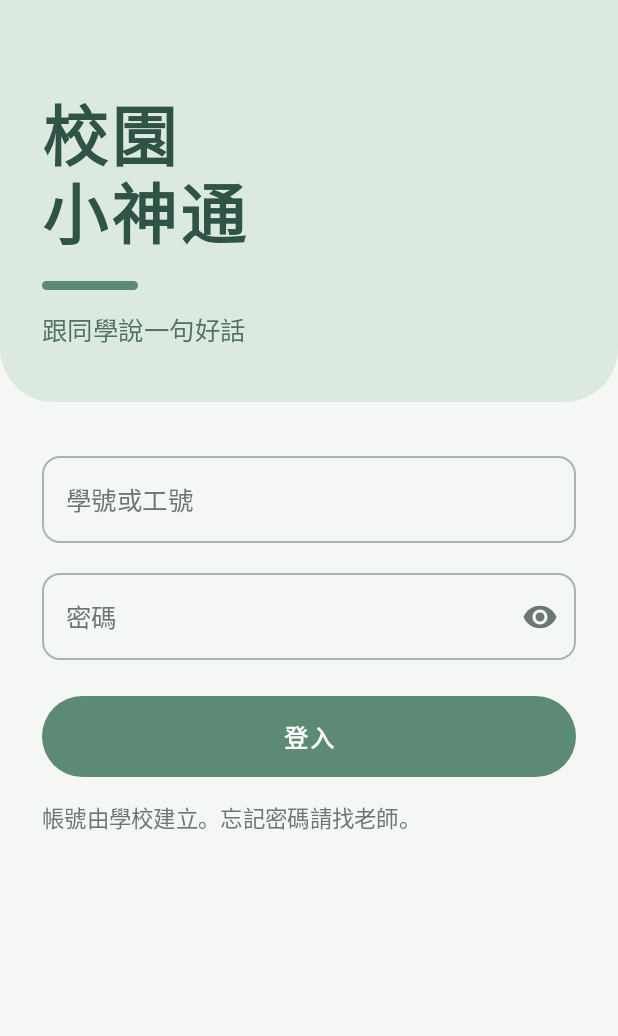
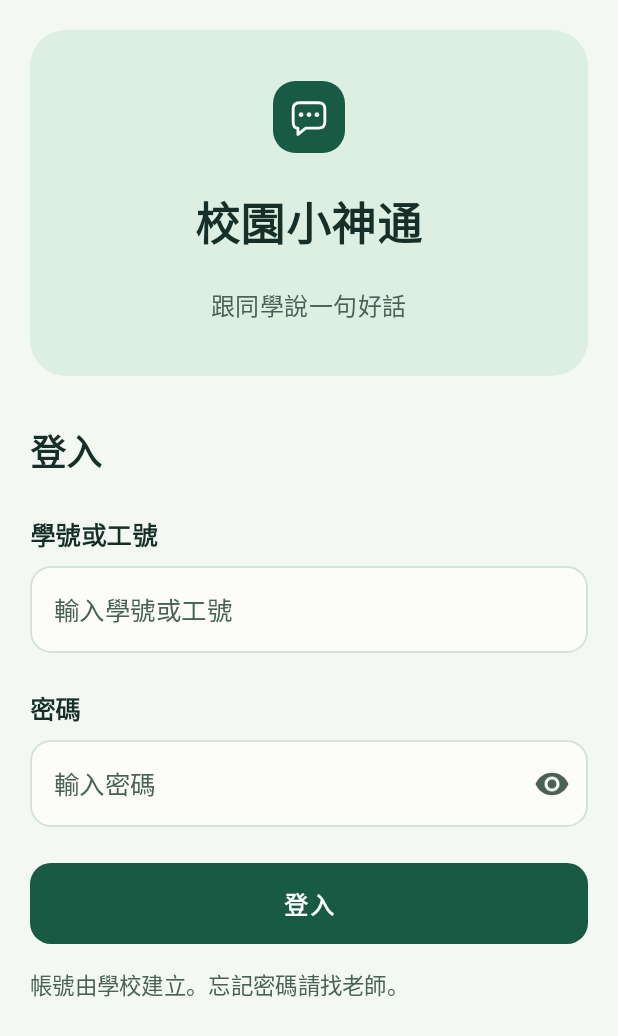
Before and after one commit to jimmyhsu0922/IM_Project, an Android app built with Jetpack Compose: the screen it shows after launch (MainActivity), on a phone screen of 412 x 824 dp. Shown: the top 1036 px of the screen. Run offline under Robolectric (Android 15) with nearby library versions, the phone set to English and light mode, and no system bars; our stand-ins replace Firebase (no records; nobody signed in at launch, a user with empty details on screens opened directly).

Commit message:
修正老師鍵盤間距、固定淺色模式、依角色顯示頭像、示範老師改用全名

```diff
--- a/app/src/main/AndroidManifest.xml
+++ b/app/src/main/AndroidManifest.xml
@@ -16,6 +16,7 @@
         <activity
             android:name=".MainActivity"
             android:exported="true"
+            android:windowSoftInputMode="adjustResize"
             android:label="@string/app_name"
             android:theme="@style/Theme.IMProject">
             <intent-filter>
--- a/app/src/main/java/com/example/improject/MainActivity.kt
+++ b/app/src/main/java/com/example/improject/MainActivity.kt
@@ -1,7 +1,9 @@
 package com.example.improject
 
+import android.graphics.Color as AndroidColor
 import android.os.Bundle
 import androidx.activity.ComponentActivity
+import androidx.activity.SystemBarStyle
 import androidx.activity.compose.setContent
 import androidx.activity.enableEdgeToEdge
 import androidx.compose.foundation.layout.Box
@@ -31,10 +33,17 @@ import com.example.improject.ui.student.StudentChatScreen
 import com.example.improject.ui.teacher.TeacherChatScreen
 import com.example.improject.ui.theme.IMProjectTheme
 
+/** 舊款三鍵導覽列的半透明白底。 */
+private val LIGHT_NAV_SCRIM = AndroidColor.argb(0xE6, 0xFF, 0xFF, 0xFF)
+
 class MainActivity : ComponentActivity() {
     override fun onCreate(savedInstanceState: Bundle?) {
         super.onCreate(savedInstanceState)
-        enableEdgeToEdge()
+        // 固定淺色：狀態列與導覽列一律用深色圖示，手機開深色模式也看得到。
+        enableEdgeToEdge(
+            statusBarStyle = SystemBarStyle.light(AndroidColor.TRANSPARENT, AndroidColor.TRANSPARENT),
+            navigationBarStyle = SystemBarStyle.light(LIGHT_NAV_SCRIM, LIGHT_NAV_SCRIM)
+        )
         setContent {
             IMProjectTheme {
                 Surface(
--- a/app/src/main/java/com/example/improject/data/seed/DemoDataSeeder.kt
+++ b/app/src/main/java/com/example/improject/data/seed/DemoDataSeeder.kt
@@ -62,7 +62,7 @@ class DemoDataSeeder(
     }
 
     private fun demoAccounts(): List<DemoAccount> {
-        val teacherNames = listOf("陳老師", "林老師", "黃老師")
+        val teacherNames = listOf("陳怡君", "林志明", "黃淑芬")
         val teacherClubs = listOf("club-guitar", "club-band", "")
         val studentNames = listOf(
             listOf("王小明", "李小華", "張小美", "陳小安"),
--- a/app/src/main/java/com/example/improject/ui/auth/LoginScreen.kt
+++ b/app/src/main/java/com/example/improject/ui/auth/LoginScreen.kt
@@ -28,6 +28,11 @@ import androidx.compose.runtime.getValue
 import androidx.compose.runtime.mutableStateOf
 import androidx.compose.runtime.remember
 import androidx.compose.runtime.setValue
+import androidx.compose.ui.Alignment
+import androidx.compose.ui.text.font.FontWeight
+import androidx.compose.ui.unit.sp
+import androidx.compose.material3.OutlinedTextFieldDefaults
+import com.example.improject.ui.components.BrandIcon
 import androidx.compose.ui.Modifier
 import androidx.compose.ui.res.painterResource
 import androidx.compose.ui.text.input.KeyboardType
@@ -66,38 +71,17 @@ fun LoginScreen(
             .imePadding()
             .verticalScroll(rememberScrollState())
     ) {
-        // 標題區
-        Box(
-            modifier = Modifier
-                .fillMaxWidth()
-                .background(
-                    color = MaterialTheme.colorScheme.primaryContainer,
-                    shape = RoundedCornerShape(bottomStart = 36.dp, bottomEnd = 36.dp)
-                )
-                .statusBarsPadding()
-                .padding(start = 28.dp, end = 28.dp, top = 56.dp, bottom = 36.dp)
+        Column(
+            modifier = Modifier.fillMaxWidth().statusBarsPadding().padding(horizontal = 20.dp, vertical = 20.dp)
+                .background(MaterialTheme.colorScheme.primaryContainer, RoundedCornerShape(24.dp))
+                .padding(vertical = 34.dp),
+            horizontalAlignment = Alignment.CenterHorizontally
         ) {
-            Column {
-                Text(
-                    text = "校園\n小神通",
-                    style = MaterialTheme.typography.displaySmall,
-                    color = MaterialTheme.colorScheme.onPrimaryContainer
-                )
-                Spacer(modifier = Modifier.height(14.dp))
-                // 一道短線，呼應主色
-                Box(
-                    modifier = Modifier
-                        .width(64.dp)
-                        .height(6.dp)
-                        .background(MaterialTheme.colorScheme.primary, RoundedCornerShape(3.dp))
-                )
-                Spacer(modifier = Modifier.height(14.dp))
-                Text(
-                    text = "跟同學說一句好話",
-                    style = MaterialTheme.typography.bodyLarge,
-                    color = MaterialTheme.colorScheme.onPrimaryContainer.copy(alpha = 0.8f)
-                )
-            }
+            BrandIcon()
+            Spacer(Modifier.height(24.dp))
+            Text("校園小神通", fontSize = 30.sp, fontWeight = FontWeight.Bold)
+            Spacer(Modifier.height(20.dp))
+            Text("跟同學說一句好話", fontSize = 16.sp, color = MaterialTheme.colorScheme.onSurfaceVariant)
         }
 
         // 表單
@@ -105,25 +89,33 @@ fun LoginScreen(
             modifier = Modifier
                 .fillMaxWidth()
                 .navigationBarsPadding()
-                .padding(horizontal = 28.dp, vertical = 28.dp)
+                .padding(horizontal = 20.dp, vertical = 12.dp)
         ) {
+            Text("登入", fontSize = 24.sp, fontWeight = FontWeight.Bold)
+            Spacer(Modifier.height(24.dp))
+            Text("學號或工號", fontWeight = FontWeight.Bold)
+            Spacer(Modifier.height(8.dp))
             OutlinedTextField(
                 value = account,
                 onValueChange = { account = it },
-                label = { Text("學號或工號") },
+                placeholder = { Text("輸入學號或工號") },
                 singleLine = true,
                 enabled = !busy,
-                shape = MaterialTheme.shapes.small,
+                shape = RoundedCornerShape(14.dp),
+                colors = OutlinedTextFieldDefaults.colors(unfocusedContainerColor = MaterialTheme.colorScheme.surfaceContainerLowest, focusedContainerColor = MaterialTheme.colorScheme.surfaceContainerLowest, unfocusedBorderColor = MaterialTheme.colorScheme.outlineVariant),
                 modifier = Modifier.fillMaxWidth()
             )
-            Spacer(modifier = Modifier.height(12.dp))
+            Spacer(modifier = Modifier.height(24.dp))
+            Text("密碼", fontWeight = FontWeight.Bold)
+            Spacer(Modifier.height(8.dp))
             OutlinedTextField(
                 value = password,
                 onValueChange = { password = it },
-                label = { Text("密碼") },
+                placeholder = { Text("輸入密碼") },
                 singleLine = true,
                 enabled = !busy,
-                shape = MaterialTheme.shapes.small,
+                shape = RoundedCornerShape(14.dp),
+                colors = OutlinedTextFieldDefaults.colors(unfocusedContainerColor = MaterialTheme.colorScheme.surfaceContainerLowest, focusedContainerColor = MaterialTheme.colorScheme.surfaceContainerLowest, unfocusedBorderColor = MaterialTheme.colorScheme.outlineVariant),
                 visualTransformation = if (passwordVisible) {
                     VisualTransformation.None
                 } else {
@@ -154,6 +146,7 @@ fun LoginScreen(
 
             Spacer(modifier = Modifier.height(24.dp))
             Button(
+                shape = RoundedCornerShape(14.dp),
                 onClick = { onLogin(account, password) },
                 enabled = !busy,
                 modifier = Modifier
--- a/app/src/main/java/com/example/improject/ui/theme/Color.kt
+++ b/app/src/main/java/com/example/improject/ui/theme/Color.kt
@@ -1,37 +1,16 @@
 package com.example.improject.ui.theme
-
 import androidx.compose.ui.graphics.Color
 
-// 校園小神通的色彩（柔和版）：整體降低對比，長時間看不刺眼。
-// 文字用深灰綠而不是純黑，底色用帶一點綠的淺灰白，重點色都是低彩度的粉彩。
-
-val Sage = Color(0xFF5C8A74)        // 主色：鼠尾草綠（按鈕、選取狀態）
-val SageSoft = Color(0xFFDCE9E1)    // 淺綠：頂端列、登入頁上半、自己的訊息
-val SageDeep = Color(0xFF2F5445)    // 淺綠上的文字
-val Paper = Color(0xFFF5F7F4)       // 背景
-val Ink = Color(0xFF33403A)         // 主要文字（深灰綠，不是黑）
-val InkSoft = Color(0xFF6B7872)     // 次要文字
-val Butter = Color(0xFFF7E9BC)      // 奶油黃：老師的訊息、公告、推薦回應
-val ButterDeep = Color(0xFF7A6426)  // 奶油黃上的標示文字
-val SoftRed = Color(0xFFB5544A)     // 錯誤訊息
-val Hairline = Color(0xFFDCE4DE)    // 細框線
-
-/** 七個句子分類的粉彩色，以及只深一點點的邊框色。順序對應分類 1～7。 */
-val CrayonColors = listOf(
-    Color(0xFFF9DDD4), // 問候與日常：桃
-    Color(0xFFF8EBC2), // 回應與確認：杏黃
-    Color(0xFFD6EAF3), // 讚美與肯定：天藍
-    Color(0xFFDDEED0), // 感謝與道歉：草綠
-    Color(0xFFE6DDF4), // 關心與鼓勵：紫藤
-    Color(0xFFF6DCE6), // 合作與團隊：粉
-    Color(0xFFD3EEE6)  // 求助與師生：薄荷
-)
-val CrayonEdges = listOf(
-    Color(0xFFEFC4B6),
-    Color(0xFFEBD899),
-    Color(0xFFB7D7E6),
-    Color(0xFFC3DDAF),
-    Color(0xFFCFC0E8),
-    Color(0xFFEBC0D0),
-    Color(0xFFB3DDD0)
-)
+// Flat Design：深綠選取狀態、淺底與高對比文字。
+val Sage = Color(0xFF195A45)
+val SageSoft = Color(0xFFDCEFE2)
+val SageDeep = Color(0xFF195A45)
+val Paper = Color(0xFFF4F8F3)
+val Ink = Color(0xFF172F29)
+val InkSoft = Color(0xFF496156)
+val Butter = Color(0xFFFFF0CA)
+val ButterDeep = Color(0xFF644610)
+val SoftRed = Color(0xFFB5544A)
+val Hairline = Color(0xFFD5E2D9)
+val CrayonColors = List(7) { Color(0xFFE6F1E8) }
+val CrayonEdges = List(7) { Color(0xFFD3E6D7) }
--- a/app/src/main/java/com/example/improject/ui/theme/Theme.kt
+++ b/app/src/main/java/com/example/improject/ui/theme/Theme.kt
@@ -1,6 +1,5 @@
 package com.example.improject.ui.theme
 
-import androidx.compose.foundation.isSystemInDarkTheme
 import androidx.compose.foundation.shape.RoundedCornerShape
 import androidx.compose.material3.ExperimentalMaterial3Api
 import androidx.compose.material3.MaterialTheme
@@ -24,6 +23,9 @@ private val LightColors = lightColorScheme(
     onSecondaryContainer = Ink,
     tertiary = Color(0xFF5E8296),
     onTertiary = Color.White,
+    // 學生頭像的底色
+    tertiaryContainer = Color(0xFFD6EAF3),
+    onTertiaryContainer = Color(0xFF1F4456),
     background = Paper,
     onBackground = Ink,
     surface = Paper,
@@ -80,7 +82,8 @@ private val AppShapes = Shapes(
 
 @Composable
 fun IMProjectTheme(
-    darkTheme: Boolean = isSystemInDarkTheme(),
+    // 不論手機設定深色或淺色，一律用淺色顯示。
+    darkTheme: Boolean = false,
     content: @Composable () -> Unit
 ) {
     // 不使用手機的動態配色，讓每支手機上看到的都是同一套配色。
@@ -96,7 +99,7 @@ fun IMProjectTheme(
 @OptIn(ExperimentalMaterial3Api::class)
 @Composable
 fun appTopBarColors(): TopAppBarColors = TopAppBarDefaults.topAppBarColors(
-    containerColor = MaterialTheme.colorScheme.primaryContainer,
+    containerColor = MaterialTheme.colorScheme.background,
     titleContentColor = MaterialTheme.colorScheme.onPrimaryContainer,
     navigationIconContentColor = MaterialTheme.colorScheme.onPrimaryContainer,
     actionIconContentColor = MaterialTheme.colorScheme.onPrimaryContainer
--- /dev/null
+++ b/app/src/main/res/drawable/ic_chat_brand.xml
@@ -0,0 +1,4 @@
+<vector xmlns:android="http://schemas.android.com/apk/res/android" android:width="24dp" android:height="24dp" android:viewportWidth="24" android:viewportHeight="24">
+    <path android:fillColor="@android:color/transparent" android:strokeColor="#FFFFFF" android:strokeWidth="1.8" android:strokeLineJoin="round" android:pathData="M6,3 H18 Q22,3 22,7 V15 Q22,19 18,19 H10 L5,23 V19 Q2,19 2,15 V7 Q2,3 6,3 Z"/>
+    <path android:fillColor="#FFFFFF" android:pathData="M7,9 a1.5,1.5 0,1 0,0 3 a1.5,1.5 0,1 0,0 -3 M12,9 a1.5,1.5 0,1 0,0 3 a1.5,1.5 0,1 0,0 -3 M17,9 a1.5,1.5 0,1 0,0 3 a1.5,1.5 0,1 0,0 -3"/>
+</vector>
--- a/app/src/main/res/values/themes.xml
+++ b/app/src/main/res/values/themes.xml
@@ -1,5 +1,8 @@
 <?xml version="1.0" encoding="utf-8"?>
-<resources>
+<resources xmlns:tools="http://schemas.android.com/tools">
 
-    <style name="Theme.IMProject" parent="android:Theme.Material.Light.NoActionBar" />
+    <!-- 固定淺色，並關閉系統的「強制深色」 -->
+    <style name="Theme.IMProject" parent="android:Theme.Material.Light.NoActionBar">
+        <item name="android:forceDarkAllowed" tools:targetApi="q">false</item>
+    </style>
 </resources>
```
Also changed, not shown: app/src/main/java/com/example/improject/ui/admin/AdminScreen.kt (+24 -33 lines), app/src/main/java/com/example/improject/ui/components/ChatComponents.kt (+10 -7 lines), app/src/main/java/com/example/improject/ui/components/DesignComponents.kt (added, +118 -0 lines), app/src/main/java/com/example/improject/ui/student/StudentChatScreen.kt (+8 -27 lines), app/src/main/java/com/example/improject/ui/student/VocabularyKeyboard.kt (+42 -34 lines), app/src/main/java/com/example/improject/ui/teacher/TeacherChatScreen.kt (+39 -52 lines), app/src/main/java/com/example/improject/ui/teacher/TeacherStatsScreen.kt (+28 -28 lines), app/src/main/res/drawable/ic_launcher_background.xml (+2 -12 lines), app/src/main/res/drawable/ic_launcher_foreground.xml (+3 -13 lines), 1 other file.
